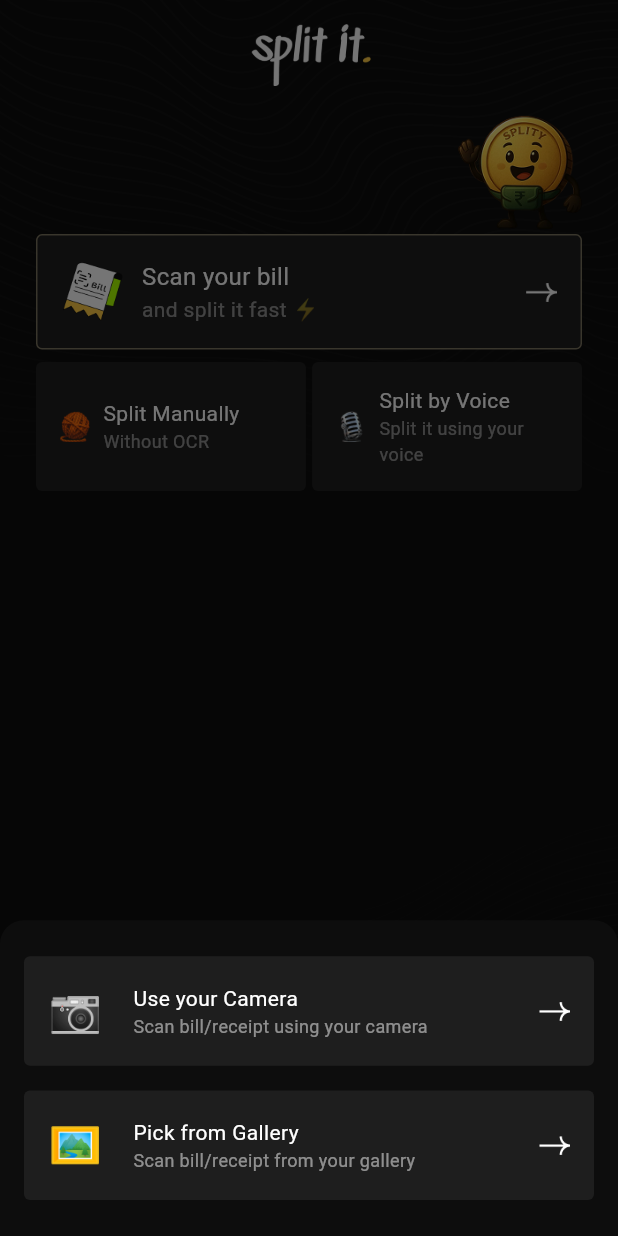
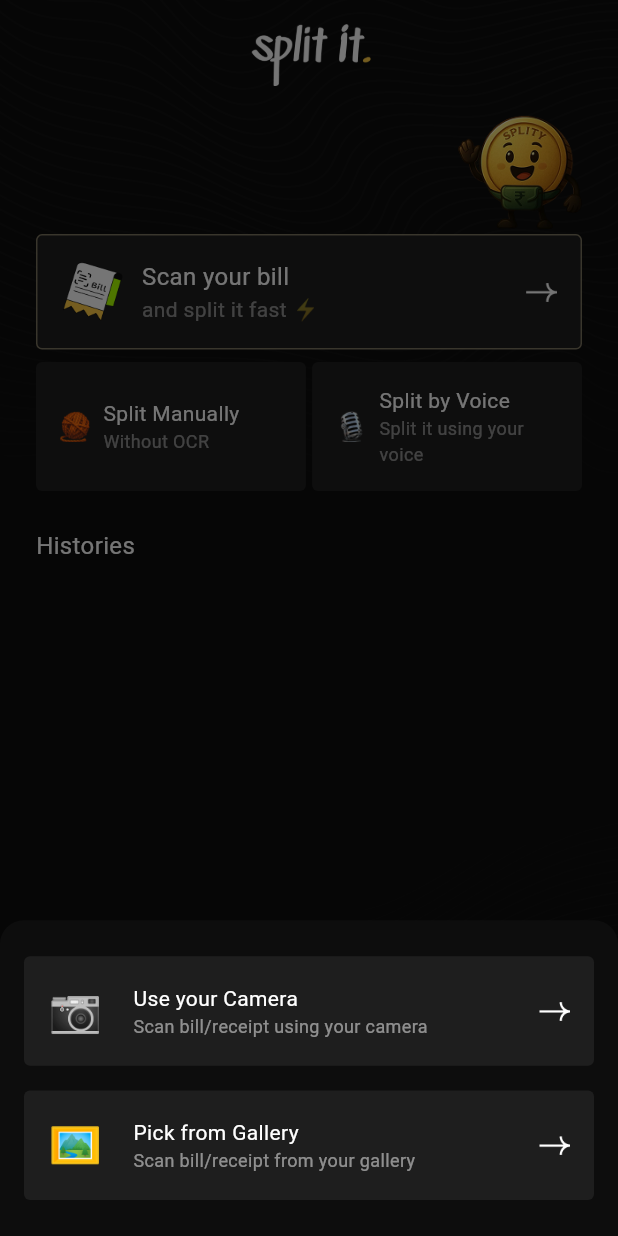
Before and after one commit to Shika-Dev/splitIt, a Flutter app: the screen it shows after launch, after a tap on "Scan your bill", on a phone screen of 412 x 824 dp. Run offline on Flutter 3.47's test engine with Material 3 defaults, Android fonts, the phone set to English and light mode, and no system bars; our stand-ins replace bloc, dio, equatable, flutter_bloc, flutter_dotenv, get_it and 5 more; missing offline and left inert: google_mlkit_text_recognition; accounts and stored records are empty; Roboto replaces fonts that are missing (Alata).

Commit message:
Integrate Homepage functionality by adding HomepageBloc, HomepageUsecase, and related state management. Update dependency injection and local data sources for summary retrieval. Enhance homepage layout to display summary histories with improved UI components.

```diff
--- a/lib/Core/DI/bloc_module.dart
+++ b/lib/Core/DI/bloc_module.dart
@@ -1,6 +1,8 @@
 import 'package:get_it/get_it.dart';
+import 'package:split_it/Domain/Usecases/homepage_usecase.dart';
 import 'package:split_it/Domain/Usecases/split_bill_usecase.dart';
 import 'package:split_it/Domain/Usecases/summary_usecase.dart';
+import 'package:split_it/Presentation/homepage/bloc/homepage_bloc.dart';
 import 'package:split_it/Presentation/scan_page/bloc/scan_page_bloc.dart';
 import 'package:split_it/Domain/Usecases/scan_bill_usecase.dart';
 import 'package:split_it/Presentation/split_bill/bloc/split_bill_bloc.dart';
@@ -21,5 +23,9 @@ class BlocModule {
     getIt.registerFactory<SummaryPageBloc>(
       () => SummaryPageBloc(usecase: GetIt.instance<SummaryUsecase>()),
     );
+
+    getIt.registerFactory<HomepageBloc>(
+      () => HomepageBloc(usecase: GetIt.instance<HomepageUsecase>()),
+    );
   }
 }
--- a/lib/Core/DI/domain_module.dart
+++ b/lib/Core/DI/domain_module.dart
@@ -1,8 +1,10 @@
 import 'package:get_it/get_it.dart';
+import 'package:split_it/Domain/Interactor/homepage_interactor.dart';
 import 'package:split_it/Domain/Interactor/scan_bill_interactor.dart';
 import 'package:split_it/Domain/Interactor/split_bill_interactor.dart';
 import 'package:split_it/Domain/Interactor/summary_interactor.dart';
 import 'package:split_it/Domain/Repository/abs_repository.dart';
+import 'package:split_it/Domain/Usecases/homepage_usecase.dart';
 import 'package:split_it/Domain/Usecases/scan_bill_usecase.dart';
 import 'package:split_it/Domain/Usecases/split_bill_usecase.dart';
 import 'package:split_it/Domain/Usecases/summary_usecase.dart';
@@ -21,5 +23,9 @@ class DomainModule {
     getIt.registerSingleton<SummaryUsecase>(
       SummaryInteractor(repository: GetIt.instance<AbsSplitBillRepository>()),
     );
+
+    getIt.registerSingleton<HomepageUsecase>(
+      HomepageInteractor(repository: GetIt.instance<AbsSplitBillRepository>()),
+    );
   }
 }
--- a/lib/Data/Datasources/Local/local_datasources.dart
+++ b/lib/Data/Datasources/Local/local_datasources.dart
@@ -57,4 +57,13 @@ class LocalDatasources {
       throw Exception(e);
     }
   }
+
+  Future<List<SummaryEntity>> getAllSummary() async {
+    try {
+      final entities = summaryBox.values.toList();
+      return entities;
+    } catch (e) {
+      throw Exception(e);
+    }
+  }
 }
--- a/lib/Data/Repository/split_bill_repository.dart
+++ b/lib/Data/Repository/split_bill_repository.dart
@@ -74,4 +74,14 @@ class SplitBillRepositoryImpl extends AbsSplitBillRepository {
       rethrow;
     }
   }
+
+  @override
+  Future<List<SummaryModel>> getAllSummary() async {
+    try {
+      final entities = await localDatasource.getAllSummary();
+      return Mapper.toListOfSummaryModel(entities);
+    } catch (e) {
+      rethrow;
+    }
+  }
 }
--- a/lib/Domain/Models/summary_model.dart
+++ b/lib/Domain/Models/summary_model.dart
@@ -1,11 +1,13 @@
 import 'package:split_it/Domain/Models/user_model.dart';
 
 class SummaryModel {
+  String id;
   String billName;
   List<UserModel> userList;
   List<SummaryItemModel> summaryList;
 
   SummaryModel({
+    required this.id,
     required this.billName,
     required this.userList,
     required this.summaryList,
--- a/lib/Domain/Repository/abs_repository.dart
+++ b/lib/Domain/Repository/abs_repository.dart
@@ -9,4 +9,5 @@ abstract class AbsSplitBillRepository {
   Future<void> deleteBill(String id);
   Future<String> createSummary(SummaryModel model);
   Future<SummaryModel> getSummary(String id);
+  Future<List<SummaryModel>> getAllSummary();
 }
--- /dev/null
+++ b/lib/Domain/Usecases/homepage_usecase.dart
@@ -0,0 +1,5 @@
+import 'package:split_it/Domain/Models/summary_model.dart';
+
+abstract class HomepageUsecase {
+  Future<List<SummaryModel>> getAllSummary();
+}
--- a/lib/Presentation/homepage/bloc/homepage_bloc.dart
+++ b/lib/Presentation/homepage/bloc/homepage_bloc.dart
@@ -1,16 +1,37 @@
 import 'package:bloc/bloc.dart';
 import 'package:equatable/equatable.dart';
+import 'package:split_it/Domain/Models/summary_model.dart';
+import 'package:split_it/Domain/Usecases/homepage_usecase.dart';
 
 part 'homepage_event.dart';
 part 'homepage_state.dart';
 
 class HomepageBloc extends Bloc<HomepageEvent, HomepageState> {
-  HomepageBloc() : super(HomepageInitial()) {
-    on<HomepageEvent>((event, emit) => _homepageInitial(event, emit));
+  final HomepageUsecase usecase;
+  HomepageBloc({required this.usecase}) : super(HomepageState()) {
+    on<HomepageInit>(_homepageInitial);
+    on<HomepageDispose>(_homepageDispose);
   }
 
   Future<void> _homepageInitial(
-    HomepageEvent event,
+    HomepageInit event,
     Emitter<HomepageState> emit,
-  ) async {}
+  ) async {
+    try {
+      emit(state.copyWith(status: HomepageStatus.loading));
+      final summaries = await usecase.getAllSummary();
+      emit(
+        state.copyWith(status: HomepageStatus.success, summaries: summaries),
+      );
+    } catch (e) {
+      emit(state.copyWith(status: HomepageStatus.success, errorMessage: '$e'));
+    }
+  }
+
+  Future<void> _homepageDispose(
+    HomepageDispose event,
+    Emitter<HomepageState> emit,
+  ) async {
+    emit(state.copyWith(status: HomepageStatus.finish));
+  }
 }
--- a/lib/Presentation/homepage/bloc/homepage_event.dart
+++ b/lib/Presentation/homepage/bloc/homepage_event.dart
@@ -6,3 +6,7 @@ sealed class HomepageEvent extends Equatable {
   @override
   List<Object> get props => [];
 }
+
+class HomepageInit extends HomepageEvent {}
+
+class HomepageDispose extends HomepageEvent {}
--- a/lib/Presentation/homepage/bloc/homepage_state.dart
+++ b/lib/Presentation/homepage/bloc/homepage_state.dart
@@ -1,10 +1,27 @@
 part of 'homepage_bloc.dart';
 
-sealed class HomepageState extends Equatable {
-  const HomepageState();
+enum HomepageStatus { initial, loading, failed, success, finish }
 
+class HomepageState extends Equatable {
+  const HomepageState({
+    this.status = HomepageStatus.initial,
+    this.summaries = const <SummaryModel>[],
+    this.errorMessage,
+  });
+
+  final HomepageStatus status;
+  final String? errorMessage;
+  final List<SummaryModel> summaries;
+
+  HomepageState copyWith({
+    HomepageStatus? status,
+    List<SummaryModel>? summaries,
+    String? errorMessage,
+  }) => HomepageState(
+    status: status ?? this.status,
+    summaries: summaries ?? this.summaries,
+    errorMessage: errorMessage ?? this.errorMessage,
+  );
   @override
-  List<Object> get props => [];
+  List<Object?> get props => [status, summaries, errorMessage];
 }
-
-final class HomepageInitial extends HomepageState {}
--- a/lib/Presentation/homepage/view/homepage_view.dart
+++ b/lib/Presentation/homepage/view/homepage_view.dart
@@ -2,9 +2,11 @@ import 'dart:io';
 
 import 'package:flutter/material.dart';
 import 'package:flutter_bloc/flutter_bloc.dart';
+import 'package:get_it/get_it.dart';
 import 'package:image_picker/image_picker.dart';
 import 'package:split_it/Presentation/homepage/bloc/homepage_bloc.dart';
 import 'package:split_it/Presentation/scan_page/view/scan_page_view.dart';
+import 'package:split_it/Presentation/summary_page/view/summary_page_view.dart';
 import 'package:split_it/Resources/Theme/theme.dart';
 import 'package:split_it/Resources/Widgets/card.dart';
 import 'package:split_it/Resources/Widgets/separator.dart';
@@ -16,7 +18,7 @@ class HomePage extends StatelessWidget {
   @override
   Widget build(BuildContext context) {
     return BlocProvider(
-      create: (context) => HomepageBloc(),
+      create: (context) => GetIt.I<HomepageBloc>()..add(HomepageInit()),
       child: HomePageView(),
     );
   }
@@ -35,11 +37,14 @@ class HomePageView extends StatelessWidget {
             child: Padding(
               padding: const EdgeInsets.symmetric(vertical: 16, horizontal: 24),
               child: Column(
+                crossAxisAlignment: CrossAxisAlignment.start,
                 children: [
-                  Image.asset(
-                    'assets/images/logo.png',
-                    fit: BoxFit.fitWidth,
-                    width: SizeConfig.safeBlockHorizontal * 20,
+                  Center(
+                    child: Image.asset(
+                      'assets/images/logo.png',
+                      fit: BoxFit.fitWidth,
+                      width: SizeConfig.safeBlockHorizontal * 20,
+                    ),
                   ),
                   VerticalSeparator(height: 2),
                   Row(
@@ -63,13 +68,69 @@ class HomePageView extends StatelessWidget {
                       ],
                     ),
                   ),
-                  VerticalSeparator(),
+                  VerticalSeparator(height: 3),
+                  Text('Histories', style: CustomTheme.bodyMedium),
+                  VerticalSeparator(height: 1),
+                  BlocBuilder<HomepageBloc, HomepageState>(
+                    builder: (context, state) {
+                      return Expanded(
+                        child: ListView.separated(
+                          itemBuilder: (_, index) =>
+                              getHistoryListItem(context, state, index),
+                          separatorBuilder: (_, __) =>
+                              VerticalSeparator(height: 2),
+                          itemCount: state.summaries.length,
+                        ),
+                      );
+                    },
+                  ),
                 ],
               ),
             ),
           ),
         ],
       ),
+    );
+  }
+
+  CustomCard getHistoryListItem(
+    BuildContext context,
+    HomepageState state,
+    int index,
+  ) {
+    return CustomCard(
+      onTap: () => Navigator.push(
+        context,
+        MaterialPageRoute(
+          builder: (_) => SummaryPage(id: state.summaries[index].id),
+        ),
+      ),
+      children: [
+        SizedBox(
+          width: SizeConfig.safeBlockHorizontal * 70,
+          child: Column(
+            crossAxisAlignment: CrossAxisAlignment.start,
+            children: [
+              Text(
+                state.summaries[index].billName,
+                style: CustomTheme.bodyMedium,
+              ),
+              Text(
+                'You and ${state.summaries[index].userList.length - 1} others',
+                style: CustomTheme.captionLarge.copyWith(
+                  color: CustomTheme.textColor.withValues(alpha: .67),
+                ),
+              ),
+            ],
+          ),
+        ),
+        Spacer(),
+        Image.asset(
+          'assets/images/ic_arrow.png',
+          fit: BoxFit.fitWidth,
+          width: SizeConfig.safeBlockHorizontal * 5,
+        ),
+      ],
     );
   }
 
--- a/lib/Presentation/split_bill/bloc/split_bill_bloc.dart
+++ b/lib/Presentation/split_bill/bloc/split_bill_bloc.dart
@@ -213,13 +213,14 @@ class SplitBillBloc extends Bloc<SplitBillEvent, SplitBillState> {
           )
           .toList();
       final summary = SummaryModel(
+        id: '',
         billName: model.billModel.billName,
         userList: users,
         summaryList: summaryList,
       );
       final id = await usecase.createSummary(summary);
       usecase.deleteBill(state.model?.id ?? '');
-      print(id);
+
       emit(state.copyWith(status: SplitBillStatus.finish, id: id));
     } catch (e) {
       emit(state.copyWith(status: SplitBillStatus.failed, errorMessage: '$e'));
```
Also changed, not shown: lib/Data/Mapper/mapper.dart (+26 -0 lines), lib/Domain/Interactor/homepage_interactor.dart (added, +11 -0 lines).
